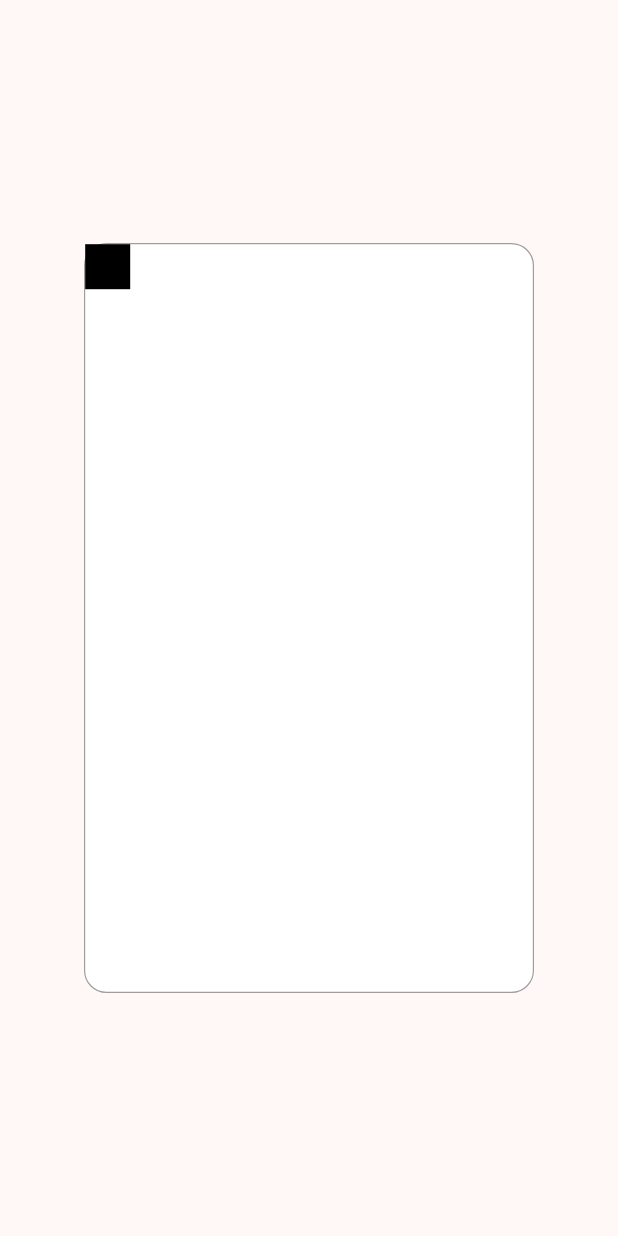
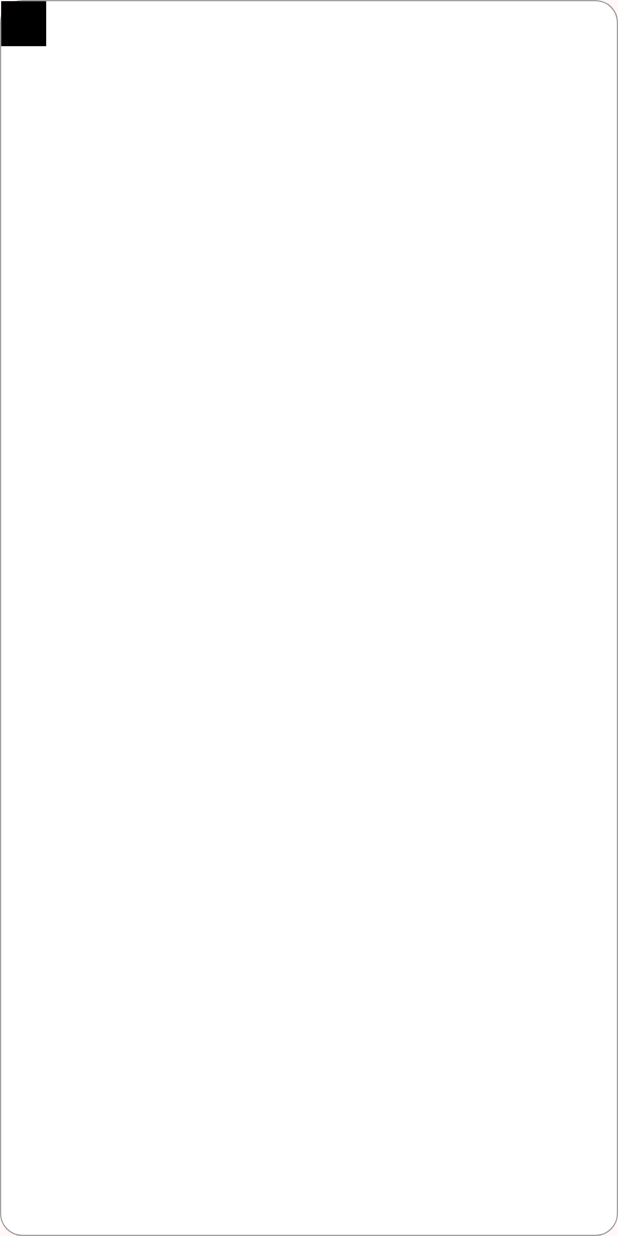
Before and after one commit to RileyKenyon/flutter-app, a Flutter app: the MapWidget screen opened directly, on a phone screen of 412 x 824 dp. Run offline on Flutter 3.47's test engine with Material 2 defaults, Android fonts, the phone set to English and light mode, and no system bars; our stand-ins replace cloud_firestore, firebase_auth, firebase_core, go_router, google_fonts; missing offline and left inert: dart:ffi, firebase_ui_auth, nfc_manager; accounts and stored records are empty; generated files the repository leaves out were written again.

Commit message:
Update map to fill full frame

```diff
--- a/beasts_and_bards/lib/src/widgets.dart
+++ b/beasts_and_bards/lib/src/widgets.dart
@@ -104,8 +104,8 @@ class MapWidget extends StatefulWidget {
 class _MapWidget extends State<MapWidget> {
   final double _mapWidth = 1000.0;
   final double _mapHeight = 1000.0;
-  final double _cameraHeight = 500.0;
-  final double _cameraWidth = 300.0;
+  double _cameraHeight = 50.0;
+  double _cameraWidth = 50.0;
   double _leftPos = 0.0; //the offset of the map relative to the camera
   double _topPos = 0.0; //the offset of the map relative to the camera
 
@@ -116,7 +116,18 @@ class _MapWidget extends State<MapWidget> {
 
   @override
   Widget build(BuildContext context) {
-    var camera = GestureDetector(
+    return Scaffold(
+      body: LayoutBuilder(
+          builder: (BuildContext context, BoxConstraints constraints) {
+        _cameraWidth = constraints.maxWidth;
+        _cameraHeight = constraints.maxHeight;
+        return Center(child: createMap());
+      }),
+    );
+  }
+
+  Widget createMap() {
+    return GestureDetector(
       onPanUpdate: (details) {
         var topPos = _topPos + details.delta.dy;
         var leftPos = _leftPos + details.delta.dx;
@@ -129,8 +140,8 @@ class _MapWidget extends State<MapWidget> {
         });
       },
       child: Container(
-        height: 500,
-        width: 300,
+        height: _cameraHeight,
+        width: _cameraWidth,
         decoration: BoxDecoration(
           color: Colors.white,
           borderRadius: BorderRadius.circular(15.0),
@@ -161,10 +172,6 @@ class _MapWidget extends State<MapWidget> {
         ),
       ),
     );
-
-    return Scaffold(
-      body: Center(child: camera),
-    );
   }
 
   double _boundaryRule(position, mapLength, cameraLength) {
```
